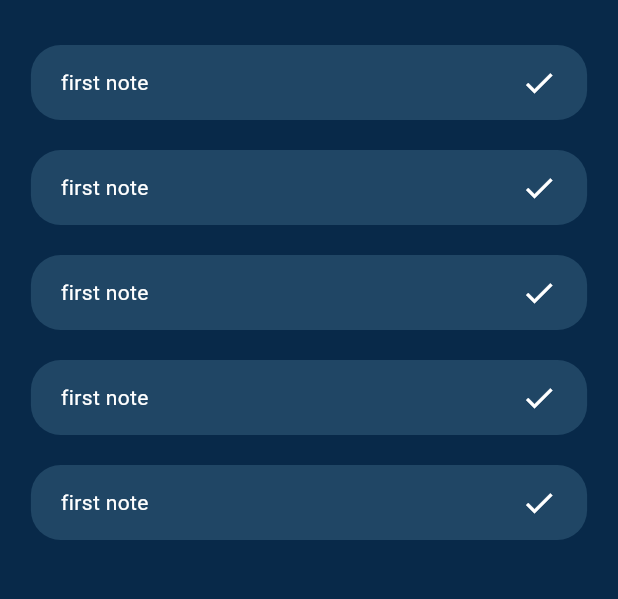
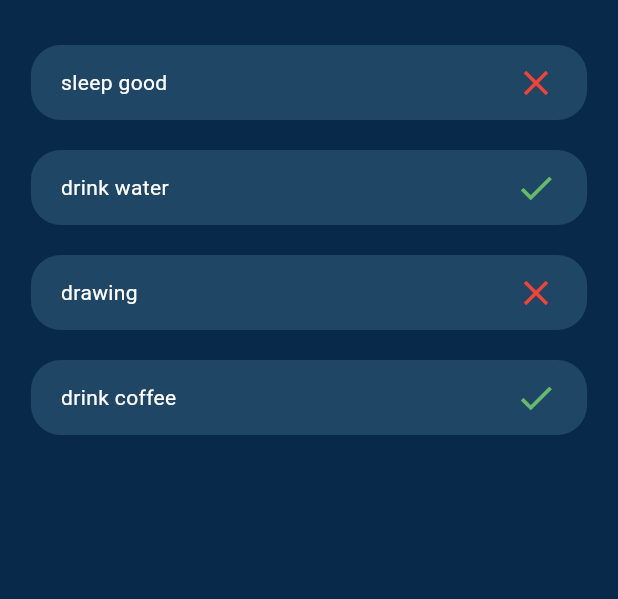
Before and after one commit to Riyam224/to_do_app_flutter, a Flutter app: the screen it shows after launch, on a phone screen of 412 x 824 dp, the part 84-683 px from its top. Run offline on Flutter 3.47's test engine with Material 3 defaults, Android fonts, the phone set to English and light mode, and no system bars.

Commit message:
add  status icon and titleitem

```diff
--- a/lib/views/home_View.dart
+++ b/lib/views/home_View.dart
@@ -5,9 +5,31 @@ import 'package:flutter/material.dart';
 import 'package:flutter/widgets.dart';
 import 'package:todo_app/views/widgets/todo_card_widget.dart';
 
-class HomeView extends StatelessWidget {
+class HomeView extends StatefulWidget {
   const HomeView({super.key});
 
+  @override
+  State<HomeView> createState() => _HomeViewState();
+}
+
+// todo
+class Task {
+  String title;
+  bool status;
+
+  // todo constructor
+  Task({required this.title, required this.status});
+}
+
+// todo
+List allTasks = [
+  Task(title: 'sleep good', status: false),
+  Task(title: 'drink water', status: true),
+  Task(title: 'drawing', status: false),
+  Task(title: 'drink coffee', status: true)
+];
+
+class _HomeViewState extends State<HomeView> {
   @override
   Widget build(BuildContext context) {
     return Scaffold(
@@ -26,12 +48,12 @@ class HomeView extends StatelessWidget {
           child: Column(
             crossAxisAlignment: CrossAxisAlignment.center,
             children: [
-              TodoCardWidget(),
-              TodoCardWidget(),
-              TodoCardWidget(),
-              TodoCardWidget(),
-              TodoCardWidget(),
-              // todo
+              // todo remove [] from the list below by ...
+
+              ...allTasks
+                  .map((item) => TodoCardWidget(
+                      todoTitle: item.title, doneOrNot: item.status))
+                  .toList()
             ],
           ),
         ));
--- a/lib/views/widgets/todo_card_widget.dart
+++ b/lib/views/widgets/todo_card_widget.dart
@@ -3,9 +3,14 @@
 import 'package:flutter/material.dart';
 
 class TodoCardWidget extends StatelessWidget {
-  const TodoCardWidget({
+  TodoCardWidget({
     super.key,
+    required this.todoTitle,
+    required this.doneOrNot,
   });
+  // todo one
+  final String todoTitle;
+  final bool doneOrNot;
 
   @override
   Widget build(BuildContext context) {
@@ -18,10 +23,15 @@ class TodoCardWidget extends StatelessWidget {
         child: Row(
           mainAxisAlignment: MainAxisAlignment.spaceBetween,
           children: [
-            Text('first note ', style: TextStyle(color: Colors.white)),
+            // todo
+            Text(todoTitle, style: TextStyle(color: Colors.white)),
+            // todo
             Icon(
-              Icons.check,
-              color: Colors.white,
+              doneOrNot ? Icons.check : Icons.close,
+              // size and color
+
+              size: 28,
+              color: doneOrNot ? Colors.green[400] : Colors.red,
             ),
           ],
         ),
```
